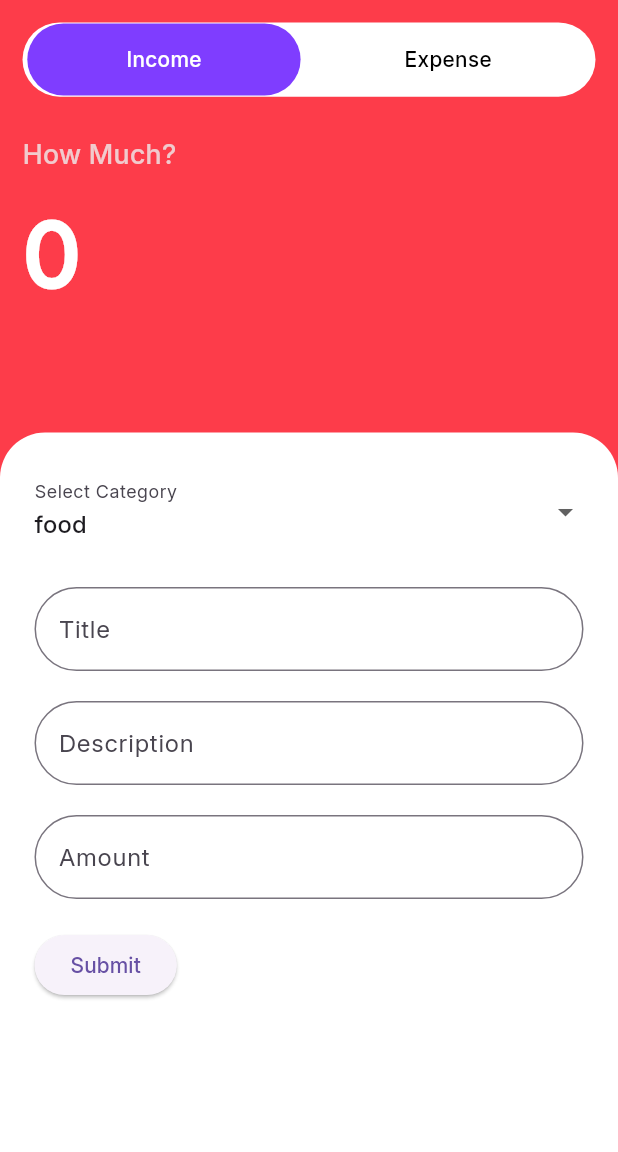
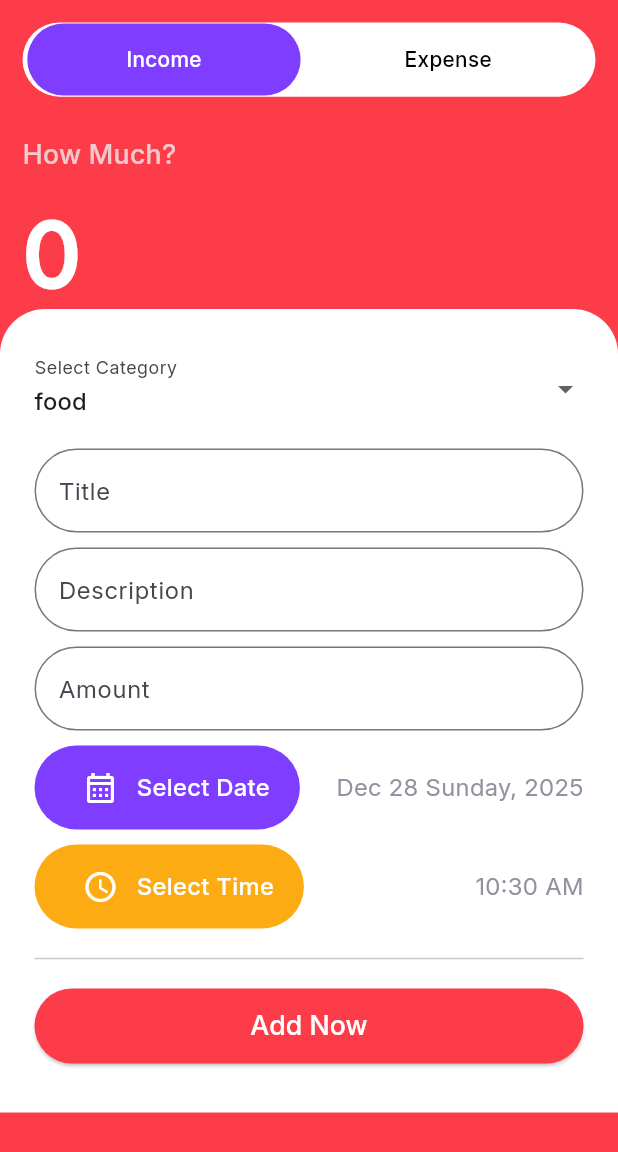
Before and after one commit to cusaldmsr/expenz_tracker_app, a Flutter app: the AddNewScreen screen opened directly, on a phone screen of 412 x 824 dp. Shown: the top 1152 px of the screen. Run offline on Flutter 3.47's test engine with Material 3 defaults, Android fonts, the phone set to English and light mode, and no system bars; our stand-ins replace shared_preferences, smooth_page_indicator; accounts and stored records are empty.

Commit message:
Enhance AddNewScreen: adjust form layout, add date and time picker, and improve submit button styling

```diff
--- a/lib/screens/add_new_screen.dart
+++ b/lib/screens/add_new_screen.dart
@@ -145,7 +145,7 @@ class _AddNewScreenState extends State<AddNewScreen> {
               //user data form
               Container(
                 margin: EdgeInsets.only(
-                  top: MediaQuery.of(context).size.height * 0.35,
+                  top: MediaQuery.of(context).size.height * 0.25,
                 ),
                 padding: const EdgeInsets.all(kDefaultPadding),
                 width: double.infinity,
@@ -199,7 +199,7 @@ class _AddNewScreenState extends State<AddNewScreen> {
                             });
                           },
                         ),
-                        const SizedBox(height: 20),
+                        const SizedBox(height: 10),
                         //Title TextField
                         TextFormField(
                           controller: _titleController,
@@ -210,7 +210,7 @@ class _AddNewScreenState extends State<AddNewScreen> {
                             ),
                           ),
                         ),
-                        const SizedBox(height: 20),
+                        const SizedBox(height: 10),
                         //Description TextField
                         TextFormField(
                           controller: _descriptionController,
@@ -221,7 +221,7 @@ class _AddNewScreenState extends State<AddNewScreen> {
                             ),
                           ),
                         ),
-                        const SizedBox(height: 20),
+                        const SizedBox(height: 10),
                         //Amount TextField
                         TextFormField(
                           controller: _amountController,
@@ -233,13 +233,121 @@ class _AddNewScreenState extends State<AddNewScreen> {
                             ),
                           ),
                         ),
-                        const SizedBox(height: 20),
+                        const SizedBox(height: 10),
+
+                        //Date Picker
+                        Row(
+                          children: [
+                            Container(
+                              decoration: BoxDecoration(
+                                borderRadius: BorderRadius.circular(100),
+                                color: kMainColor,
+                              ),
+                              child: Padding(
+                                padding: const EdgeInsets.symmetric(
+                                  horizontal: 20.0,
+                                  vertical: 4.0,
+                                ),
+                                child: Row(
+                                  children: [
+                                    IconButton(
+                                      onPressed: () {
+                                        // Implement date picker functionality
+                                      },
+                                      icon: const Icon(
+                                        Icons.calendar_month_outlined,
+                                        color: kWhite,
+                                      ),
+                                    ),
+                                    const Text(
+                                      'Select Date',
+                                      style: TextStyle(
+                                        color: kWhite,
+                                        fontWeight: FontWeight.w600,
+                                        fontSize: 16,
+                                      ),
+                                    ),
+                                  ],
+                                ),
+                              ),
+                            ),
+                            Spacer(),
+                            Text(
+                              'Dec 28 Sunday, 2025',
+                              style: TextStyle(color: kGrey, fontSize: 16),
+                            ),
+                          ],
+                        ),
+                        SizedBox(height: 10),
+
+                        Row(
+                          children: [
+                            Container(
+                              decoration: BoxDecoration(
+                                borderRadius: BorderRadius.circular(100),
+                                color: kYellow,
+                              ),
+                              child: Padding(
+                                padding: const EdgeInsets.symmetric(
+                                  horizontal: 20.0,
+                                  vertical: 4.0,
+                                ),
+                                child: Row(
+                                  children: [
+                                    IconButton(
+                                      onPressed: () {
+                                        // Implement date picker functionality
+                                      },
+                                      icon: const Icon(
+                                        Icons.access_time_outlined,
+                                        color: kWhite,
+                                      ),
+                                    ),
+                                    const Text(
+                                      'Select Time',
+                                      style: TextStyle(
+                                        color: kWhite,
+                                        fontWeight: FontWeight.w600,
+                                        fontSize: 16,
+                                      ),
+                                    ),
+                                  ],
+                                ),
+                              ),
+                            ),
+                            Spacer(),
+                            Text(
+                              '10:30 AM',
+                              style: TextStyle(color: kGrey, fontSize: 16),
+                            ),
+                          ],
+                        ),
+                        Divider(height: 40, color: kGrey.withOpacity(0.5)),
                         //Submit Button
-                        ElevatedButton(
-                          onPressed: () {
-                            // Handle form submission
-                          },
-                          child: const Text('Submit'),
+                        SizedBox(
+                          width: double.infinity,
+                          height: 50,
+                          child: ElevatedButton(
+                            style: ElevatedButton.styleFrom(
+                              backgroundColor: _selectedMethod == 0
+                                  ? kRed
+                                  : kGreen,
+                              shape: RoundedRectangleBorder(
+                                borderRadius: BorderRadius.circular(100),
+                              ),
+                            ),
+                            onPressed: () {
+                              // Implement submit functionality
+                            },
+                            child: const Text(
+                              'Add Now',
+                              style: TextStyle(
+                                color: kWhite,
+                                fontSize: 18,
+                                fontWeight: FontWeight.w600,
+                              ),
+                            ),
+                          ),
                         ),
                       ],
                     ),
```
